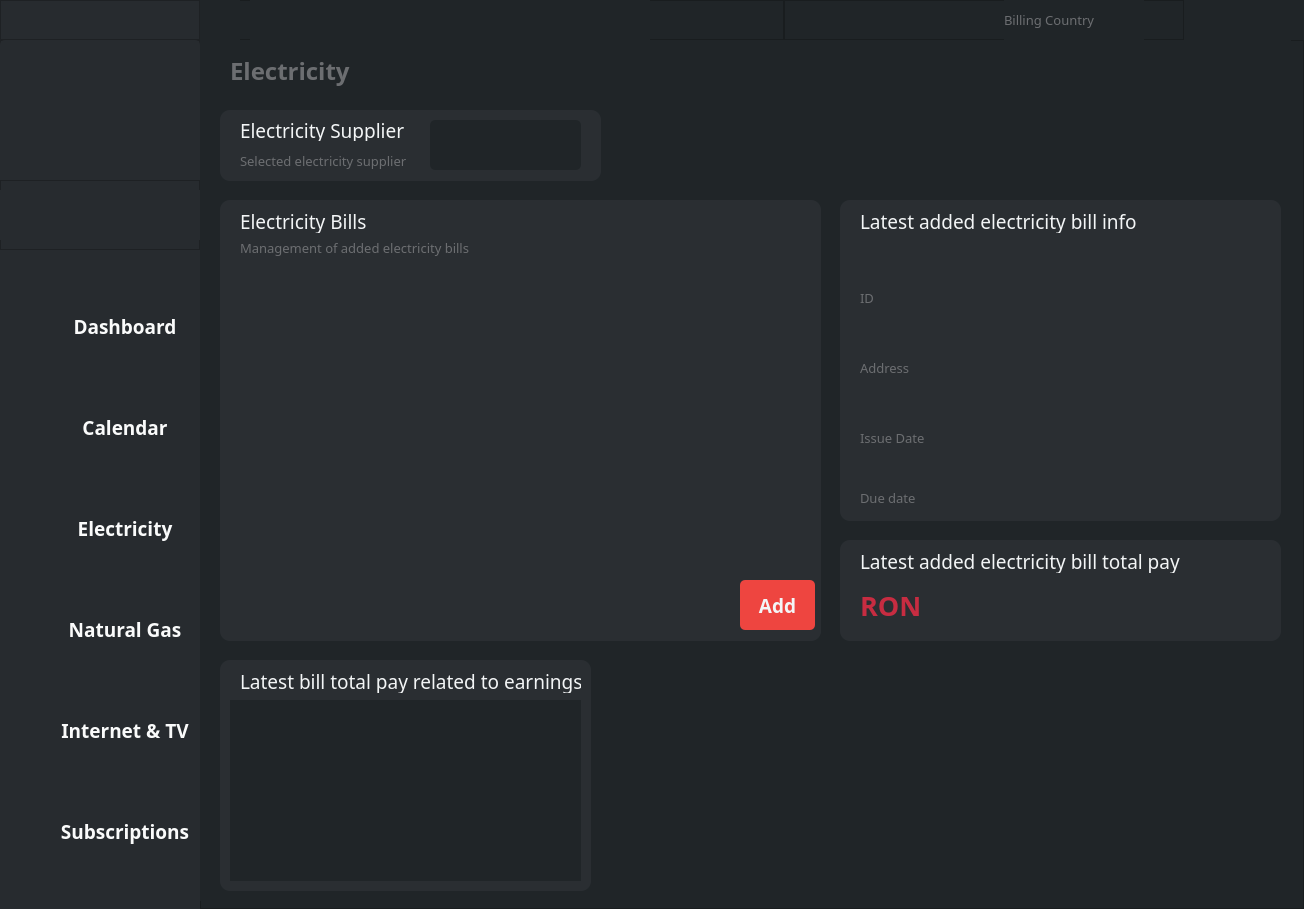
The window that billy_ui.ui (TiberiuMatei/BillyApp) describes before a commit, drawn with Qt 5.
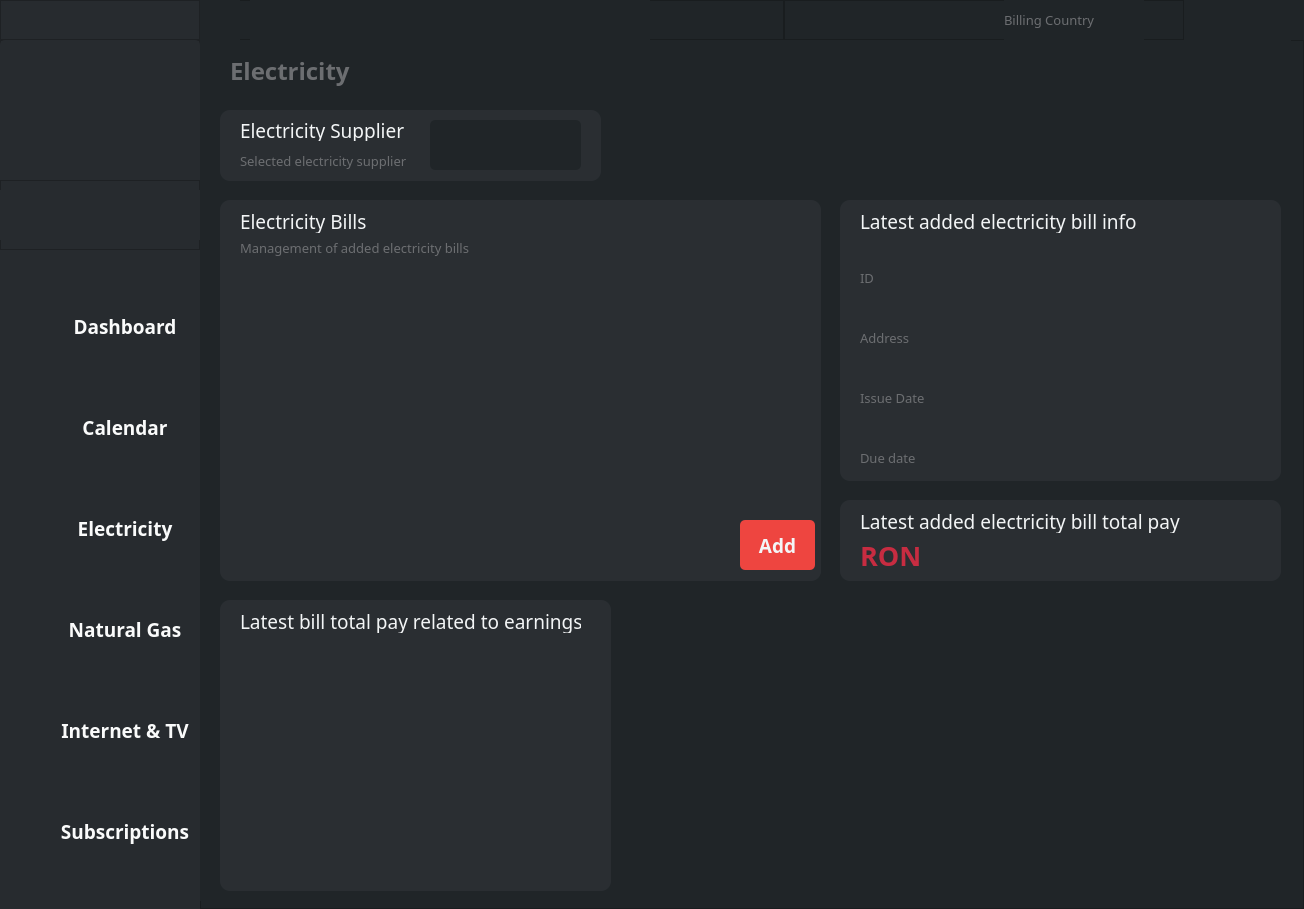
The same window after the commit. The open tabs and pages were chosen to show the change. Icons and pictures are not drawn.

Diff of the .ui file:
```diff
--- a/billy_ui.ui
+++ b/billy_ui.ui
@@ -1243,7 +1243,7 @@
               <x>20</x>
               <y>160</y>
               <width>601</width>
-              <height>441</height>
+              <height>381</height>
              </rect>
             </property>
             <property name="styleSheet">
@@ -1286,7 +1286,7 @@
                <x>10</x>
                <y>81</y>
                <width>581</width>
-               <height>281</height>
+               <height>231</height>
               </rect>
              </property>
              <property name="maximumSize">
@@ -1342,7 +1342,7 @@
              <property name="geometry">
               <rect>
                <x>10</x>
-               <y>380</y>
+               <y>320</y>
                <width>591</width>
                <height>60</height>
               </rect>
@@ -1353,6 +1353,9 @@
                <height>60</height>
               </size>
              </property>
+             <property name="styleSheet">
+              <string notr="true"/>
+             </property>
              <property name="frameShape">
               <enum>QFrame::StyledPanel</enum>
              </property>
@@ -1443,7 +1446,7 @@
               <x>640</x>
               <y>160</y>
               <width>441</width>
-              <height>321</height>
+              <height>281</height>
              </rect>
             </property>
             <property name="styleSheet">
@@ -1462,7 +1465,7 @@
              <property name="geometry">
               <rect>
                <x>20</x>
-               <y>90</y>
+               <y>70</y>
                <width>166</width>
                <height>16</height>
               </rect>
@@ -1512,7 +1515,7 @@
              <property name="geometry">
               <rect>
                <x>20</x>
-               <y>60</y>
+               <y>40</y>
                <width>391</width>
                <height>31</height>
               </rect>
@@ -1520,7 +1523,7 @@
              <property name="font">
               <font>
                <family>SF UI Display</family>
-               <pointsize>12</pointsize>
+               <pointsize>20</pointsize>
               </font>
              </property>
              <property name="styleSheet">
@@ -1534,7 +1537,7 @@
              <property name="geometry">
               <rect>
                <x>20</x>
-               <y>120</y>
+               <y>90</y>
                <width>401</width>
                <height>41</height>
               </rect>
@@ -1556,7 +1559,7 @@
              <property name="geometry">
               <rect>
                <x>20</x>
-               <y>160</y>
+               <y>130</y>
                <width>166</width>
                <height>16</height>
               </rect>
@@ -1578,7 +1581,7 @@
              <property name="geometry">
               <rect>
                <x>20</x>
-               <y>200</y>
+               <y>160</y>
                <width>301</width>
                <height>31</height>
               </rect>
@@ -1600,7 +1603,7 @@
              <property name="geometry">
               <rect>
                <x>20</x>
-               <y>230</y>
+               <y>190</y>
                <width>166</width>
                <height>16</height>
               </rect>
@@ -1622,7 +1625,7 @@
              <property name="geometry">
               <rect>
                <x>20</x>
-               <y>260</y>
+               <y>220</y>
                <width>301</width>
                <height>31</height>
               </rect>
@@ -1644,7 +1647,7 @@
              <property name="geometry">
               <rect>
                <x>20</x>
-               <y>290</y>
+               <y>250</y>
                <width>166</width>
                <height>16</height>
               </rect>
@@ -1667,9 +1670,9 @@
             <property name="geometry">
              <rect>
               <x>640</x>
-              <y>500</y>
+              <y>460</y>
               <width>441</width>
-              <height>101</height>
+              <height>81</height>
              </rect>
             </property>
             <property name="styleSheet">
@@ -1717,7 +1720,7 @@
              <property name="geometry">
               <rect>
                <x>90</x>
-               <y>50</y>
+               <y>40</y>
                <width>191</width>
                <height>31</height>
               </rect>
@@ -1739,7 +1742,7 @@
              <property name="geometry">
               <rect>
                <x>20</x>
-               <y>50</y>
+               <y>40</y>
                <width>61</width>
                <height>31</height>
               </rect>
@@ -1764,9 +1767,9 @@
             <property name="geometry">
              <rect>
               <x>20</x>
-              <y>620</y>
-              <width>371</width>
-              <height>231</height>
+              <y>560</y>
+              <width>391</width>
+              <height>291</height>
              </rect>
             </property>
             <property name="styleSheet">
@@ -1814,10 +1817,14 @@
               <rect>
                <x>10</x>
                <y>40</y>
-               <width>351</width>
-               <height>181</height>
+               <width>371</width>
+               <height>251</height>
               </rect>
              </property>
+             <property name="styleSheet">
+              <string notr="true">border-radius: 0px;
+background-color: #2a2e32;</string>
+             </property>
             </widget>
            </widget>
           </widget>
```
Left out of the diff: 14 changed lines with no effect on the pictures.
